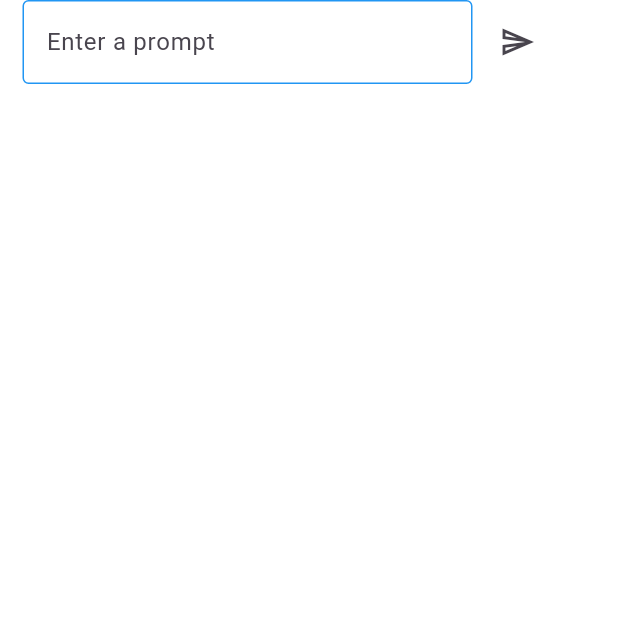
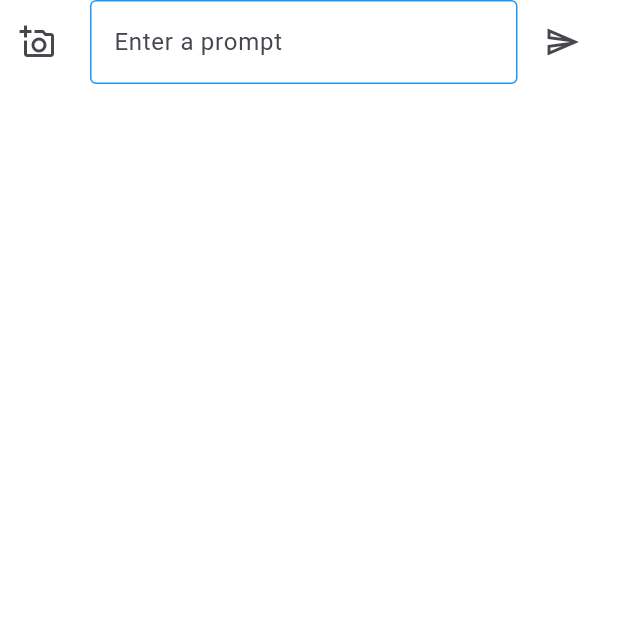
Before and after one commit to Tech-Emcees/test-repo, a Flutter app: the screen it shows after launch, after a tap on the "send" icon, on a phone screen of 412 x 824 dp, the top half of it. Run offline on Flutter 3.47's test engine with Material 3 defaults, Android fonts, the phone set to English and light mode, and no system bars; our stand-ins replace firebase_core, firebase_storage, flick_video_player, image_picker, video_player; accounts and stored records are empty; network calls fail.

```diff
--- /dev/null
+++ b/lib/button.dart
@@ -0,0 +1,19 @@
+import 'package:flutter/material.dart';
+
+class Button extends StatelessWidget {
+  final void Function()? onPressed;
+  final IconData icon;
+
+  const Button({super.key, required this.onPressed, required this.icon});
+
+  @override
+  Widget build(BuildContext context) {
+    return SizedBox(
+      width: 50,
+      child: IconButton(
+        onPressed: onPressed,
+        icon: Icon(icon),
+      ),
+    );
+  }
+}
--- a/lib/main.dart
+++ b/lib/main.dart
@@ -1,9 +1,19 @@
+import 'dart:io';
+
+import 'package:firebase_core/firebase_core.dart';
+import 'package:firebase_storage/firebase_storage.dart';
 import 'package:flick_video_player/flick_video_player.dart';
 import 'package:flutter/material.dart';
+import 'package:image_picker/image_picker.dart';
+import 'package:path/path.dart' as path;
+import 'package:sih_1/button.dart';
 import 'package:sih_1/service.dart';
 import 'package:video_player/video_player.dart';
 
-void main() {
+void main() async {
+  WidgetsFlutterBinding.ensureInitialized();
+
+  await Firebase.initializeApp();
   runApp(const MyApp());
 }
 
@@ -17,12 +27,15 @@ class MyApp extends StatefulWidget {
 }
 
 class _MyAppState extends State<MyApp> {
-  bool video = false;
+  String type = '';
   late FlickManager flickManager;
 
   final TextEditingController _usernameController = TextEditingController();
 
   dynamic model;
+  dynamic imageUrl;
+
+  final ImagePicker _picker = ImagePicker();
 
   @override
   void initState() {
@@ -53,10 +66,46 @@ class _MyAppState extends State<MyApp> {
             children: [
               Row(
                 children: [
+                  Button(
+                    onPressed: () async {
+                      final XFile? img =
+                          await _picker.pickImage(source: ImageSource.gallery);
+
+                      final file = File(img!.path);
+
+                      final String extension = path.extension(file.path);
+
+                      Reference firebaseStorageRef =
+                          FirebaseStorage.instance.ref().child('img$extension');
+
+                      UploadTask uploadTask = firebaseStorageRef.putFile(file);
+
+                      await uploadTask;
+
+                      String downloadUrl =
+                          await firebaseStorageRef.getDownloadURL();
+
+                      final id = await imagePostApiRequest(downloadUrl);
+
+                      print(id);
+                      model = await imageGetApiRequest(id);
+
+                      print(model['thumbnail_url']);
+
+                      setState(() {
+                        imageUrl = model['thumbnail_url'];
+                        type = 'image';
+                      });
+                    },
+                    icon: Icons.add_a_photo_outlined,
+                  ),
+
+//------------------------------------------------------------------------------
+
                   SizedBox(
-                    width: 320,
+                    width: 300,
                     child: Padding(
-                      padding: const EdgeInsets.only(left: 15, right: 5),
+                      padding: const EdgeInsets.only(left: 10, right: 5),
                       child: Form(
                         child: TextFormField(
                           key: _formKey,
@@ -77,20 +126,22 @@ class _MyAppState extends State<MyApp> {
                       ),
                     ),
                   ),
-                  SizedBox(
-                    width: 50,
-                    child: IconButton(
+
+//------------------------------------------------------------------------------
+
+                  Button(
                     onPressed: () async {
                       final id =
-                            await postApiRequest(_usernameController.text);
+                          await textPostApiRequest(_usernameController.text);
+
                       print(id);
-                        model = await getApiRequest(id);
+                      model = await textGetApiRequest(id);
 
                       print(model['thumbnail_url']);
                       print(model['video_url']);
 
                       setState(() {
-                          video = true;
+                        type = 'video';
 
                         flickManager = FlickManager(
                           videoPlayerController:
@@ -103,8 +154,7 @@ class _MyAppState extends State<MyApp> {
                         );
                       });
                     },
-                      icon: const Icon(Icons.send_outlined),
-                    ),
+                    icon: Icons.send_outlined,
                   ),
                 ],
               ),
@@ -118,12 +168,14 @@ class _MyAppState extends State<MyApp> {
 
 //------------------------------------------------------------------------------
 
-              if (video)
+              if (type == 'video')
                 SizedBox(
                   height: 410,
                   width: 410,
                   child: FlickVideoPlayer(flickManager: flickManager),
                 )
+              else if (type == 'image')
+                Image.network(model['thumbnail_url'])
             ],
           ),
         ),
```
Also changed, not shown: lib/service.dart (+52 -2 lines), pubspec.yaml (+5 -2 lines), firebase.json (added), lib/firebase_options.dart (added), pubspec.lock, 8 other files. Lines whose indentation alone changed are shown as unchanged.
